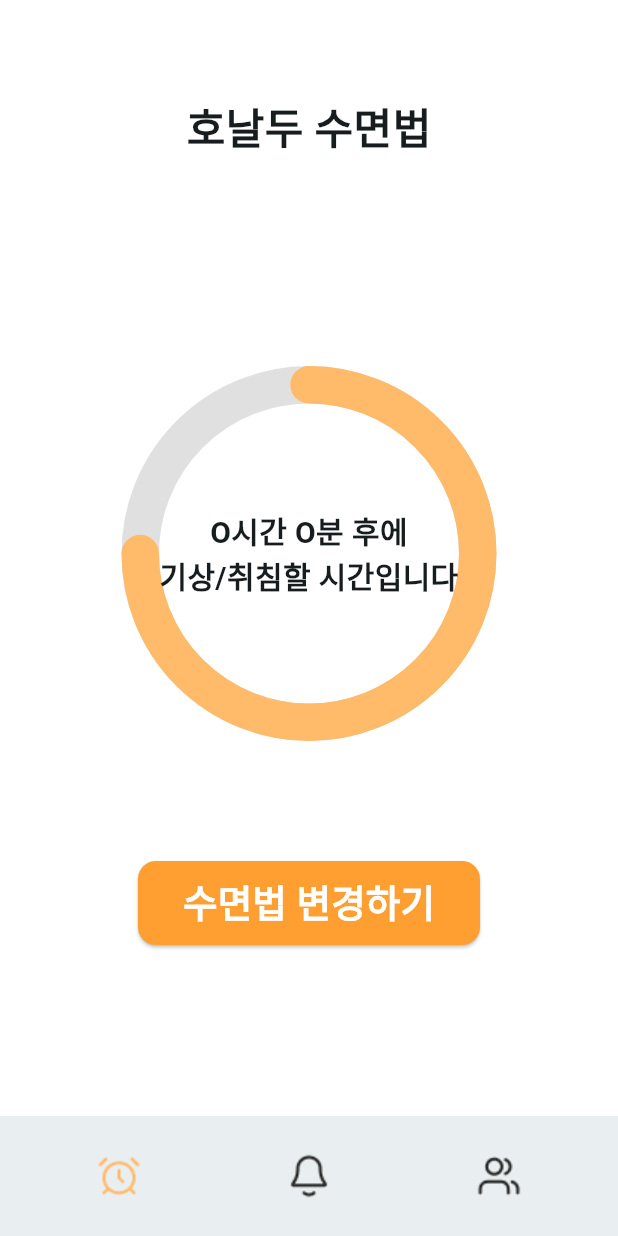
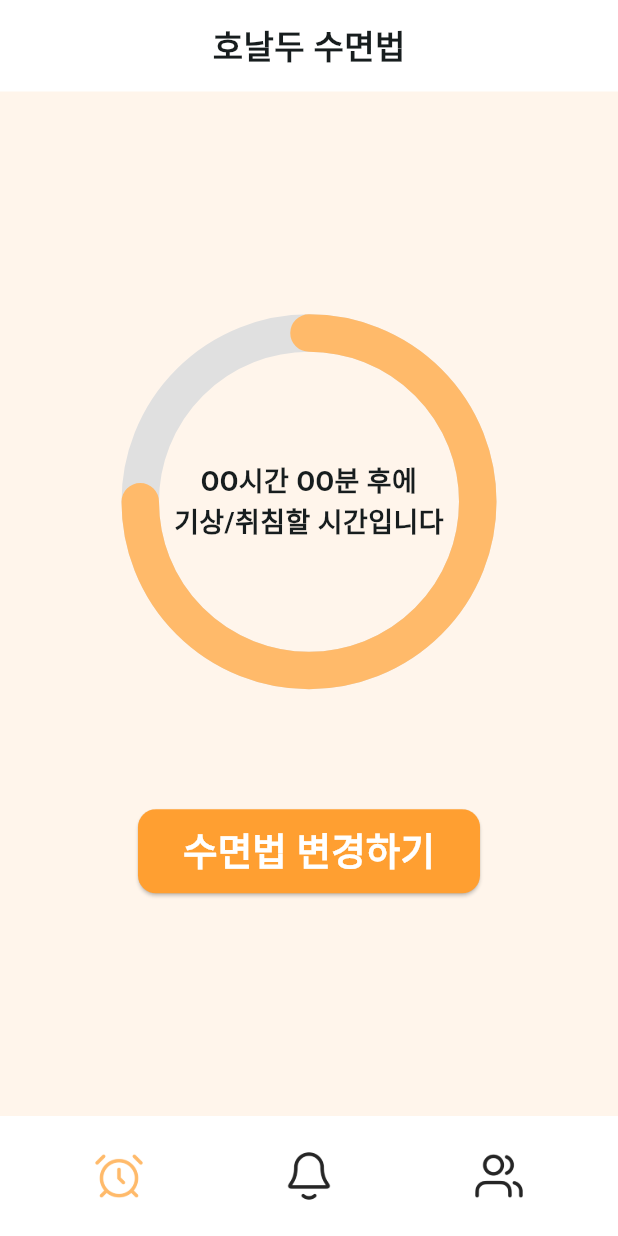
Before and after one commit to joon363/IT_ARENA_GIPO_frontend, a Flutter app: the HomeScreen screen opened directly, on a phone screen of 412 x 824 dp. Run offline on Flutter 3.47's test engine with Material 3 defaults, Android fonts, the light colour scheme and no system bars; our stand-ins replace camera.

Commit message:
change images / home_screen.dart fix

```diff
--- a/lib/screens/home_screen.dart
+++ b/lib/screens/home_screen.dart
@@ -13,21 +13,24 @@ class _HomeScreenState extends State<HomeScreen> {
   // 예: double _progress = 0.0;
   // 현재는 0.75 (75%)로 고정하여 디자인을 보여줍니다.
   final double _progress = 0.75; // 0.0 ~ 1.0 사이의 값
-  final int _currentTabIndex = 0; // 현재 선택된 탭 인덱스
   @override
   Widget build(BuildContext context) {
     return Scaffold(
       // 1. 하단 Navbar
       bottomNavigationBar: BottomAppBar(
+        color: Colors.white,
         child: Container(
           height: 60.0, // 하단 바 높이
           child: Row(
             // Row의 자식들을 1:1:1 비율로 나누기 위해 Expanded 사용
             children: [
-              // 1. 비활성화 버튼 (왼쪽)
+              // 1. 버튼 (왼쪽)
               Expanded(
                 child: InkWell(
-                  onTap: () {},
+                  onTap: () {
+                    // 1번 버튼 기능
+                    Navigator.pushNamed(context, '/');
+                  },
                   child: Container(
                     height: double.infinity,
                     alignment: Alignment.center,
@@ -85,19 +88,29 @@ class _HomeScreenState extends State<HomeScreen> {
       body: SafeArea(
         child: Column(
           children: [
-            // 상단 타이틀
-            const SizedBox(height: 40),
-            const Padding(
-              padding: EdgeInsets.all(24.0),
-              child: Text(
-                '호날두 수면법',
-                style: TextStyle(fontSize: 28, fontWeight: FontWeight.bold),
+            // 1. 상단 영역 (SizedBox + Text)을 하얀색 Container로 감쌉니다.
+            Container(
+              width: double.infinity, // 가로 폭 전체
+              color: Colors.white,      // 배경색을 하얀색으로 지정
+              child: const Column(
+                // 공백과 텍스트를 담기 위해 Column 사용
+                children: [
+                  Padding(
+                    padding: EdgeInsets.all(14.0),
+                    child: Text(
+                      '호날두 수면법',
+                      style: TextStyle(fontSize: 22, fontWeight: FontWeight.bold),
+                    ),
+                  ),
+                ],
               ),
             ),
 
             Expanded(
-              child: Center(
-                child: Column(
+              child: Container(
+                alignment: Alignment.center,
+                color: Color(0xffFFF5EB),
+                 child: Column(
                   mainAxisAlignment: MainAxisAlignment.center,
                   children: [
                     // 빨간색 원 (진행률 표시기)
@@ -108,9 +121,9 @@ class _HomeScreenState extends State<HomeScreen> {
                         height: 250, // 원의 크기
                         alignment: Alignment.center,
                         child: const Text(
-                          'O시간 O분 후에\n기상/취침할 시간입니다', // 이 텍스트도 동적으로 변경될 수 있습니다.
+                          'OO시간 OO분 후에\n기상/취침할 시간입니다', // 이 텍스트도 동적으로 변경될 수 있습니다.
                           textAlign: TextAlign.center,
-                          style: TextStyle(fontSize: 20, fontWeight: FontWeight.bold),
+                          style: TextStyle(fontSize: 18, fontWeight: FontWeight.bold),
                         ),
                       ),
                     ),
```
Also changed, not shown: assets/images/alarm-clock.png, assets/images/alarm-clock_active.png, assets/images/bell.png, assets/images/bell_active.png, assets/images/users.png, assets/images/users_active.png.
